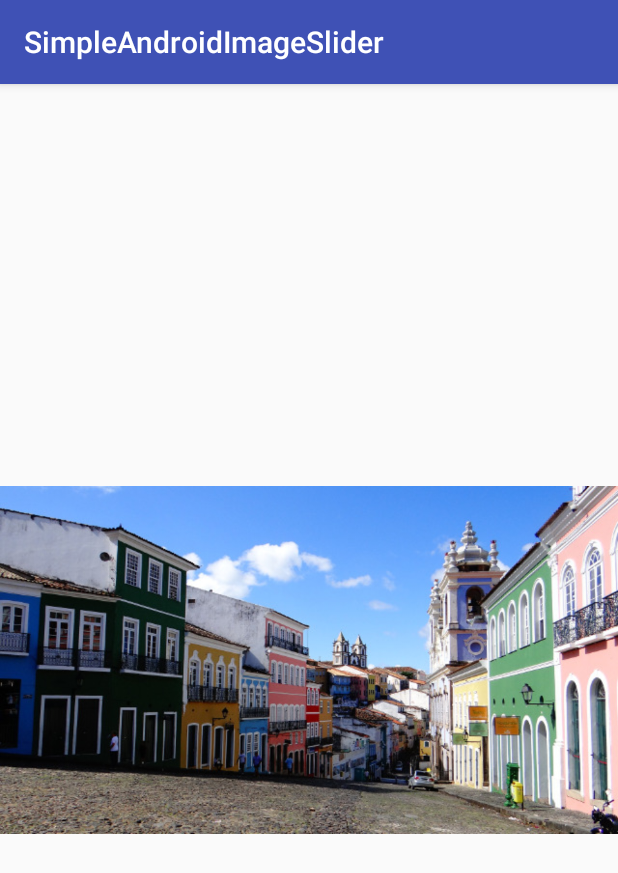
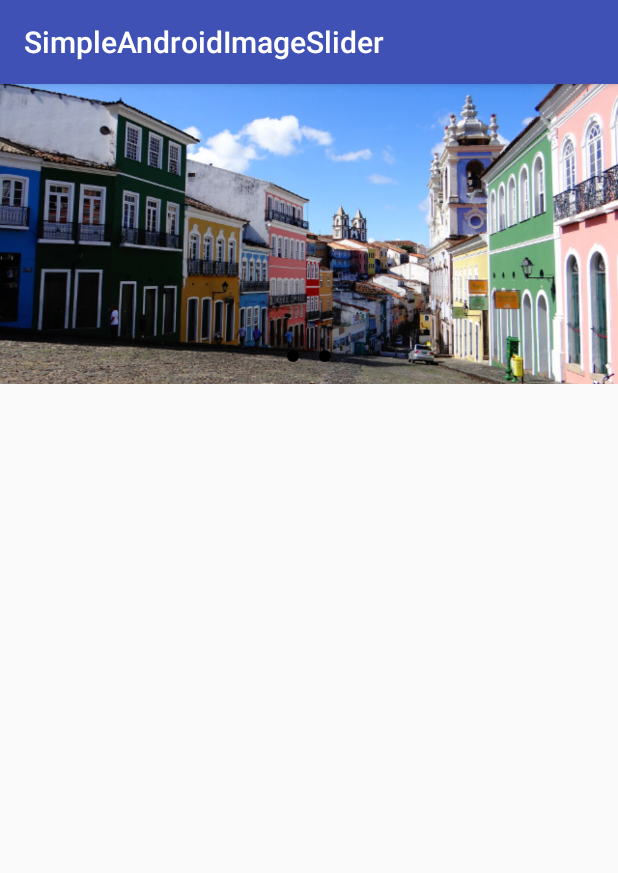
Before and after one commit to bpmsilva/SimpleAndroidImageSlider, an Android app: the screen it shows after launch (MainActivity), on a phone screen of 412 x 824 dp. Shown: the top 873 px of the screen. Run offline under Robolectric (Android 15) with nearby library versions, the phone set to English and light mode, and no system bars.

Commit message:
Add the circular indicators of the image slider

```diff
--- a/app/src/main/java/com/andarilhogeek/simpleandroidimageslider/MainActivity.java
+++ b/app/src/main/java/com/andarilhogeek/simpleandroidimageslider/MainActivity.java
@@ -3,6 +3,9 @@ package com.andarilhogeek.simpleandroidimageslider;
 import android.support.v4.view.ViewPager;
 import android.support.v7.app.AppCompatActivity;
 import android.os.Bundle;
+import android.widget.ImageView;
+import android.widget.LinearLayout;
+import android.widget.LinearLayout.LayoutParams;
 
 public class MainActivity extends AppCompatActivity {
 
@@ -15,5 +18,28 @@ public class MainActivity extends AppCompatActivity {
         int[] imageResourceIds = {R.drawable.image1, R.drawable.image2};
         ViewPagerAdapter myViewPagerAdapter = new ViewPagerAdapter(this, imageResourceIds);
         imageSliderViewPager.setAdapter(myViewPagerAdapter);
+
+        addIndicatorCircles(imageResourceIds.length);
     }
+
+    private void addIndicatorCircles(int numberIndicators) {
+        // get reference to the LinearLayout that will hold the indicators
+        LinearLayout circularIndicatorsLayout = (LinearLayout) findViewById(R.id.circular_indicators_layout);
+
+        // create the layout params
+        LayoutParams layoutParams = new LayoutParams(LayoutParams.WRAP_CONTENT, LayoutParams.WRAP_CONTENT);
+        // TODO: convert the arguments from pixels to dips
+        layoutParams.setMargins(10, 10, 10, 10);
+
+        for (int i = 0; i < numberIndicators; i++) {
+            // create image view and set its resource and params
+            ImageView imageView = new ImageView(this);
+            imageView.setImageResource(R.drawable.ic_circle);
+            imageView.setLayoutParams(layoutParams);
+
+            // add the ImageView to the linear layout
+            circularIndicatorsLayout.addView(imageView);
+        }
+    }
+
 }
--- /dev/null
+++ b/app/src/main/res/drawable/ic_circle.xml
@@ -0,0 +1,12 @@
+<?xml version="1.0" encoding="utf-8"?>
+<shape
+    xmlns:android="http://schemas.android.com/apk/res/android"
+    android:shape="oval">
+
+    <solid
+        android:color="#FF000000"/>
+
+    <size
+        android:width="8dp"
+        android:height="8dp"/>
+</shape>
--- a/app/src/main/res/layout/activity_main.xml
+++ b/app/src/main/res/layout/activity_main.xml
@@ -1,14 +1,29 @@
 <?xml version="1.0" encoding="utf-8"?>
 <LinearLayout xmlns:android="http://schemas.android.com/apk/res/android"
-    xmlns:app="http://schemas.android.com/apk/res-auto"
     xmlns:tools="http://schemas.android.com/tools"
     android:layout_width="match_parent"
     android:layout_height="match_parent"
+    android:orientation="vertical"
     tools:context="com.andarilhogeek.simpleandroidimageslider.MainActivity">
 
-    <android.support.v4.view.ViewPager
-        android:id="@+id/image_slider_view_pager"
+    <RelativeLayout
         android:layout_width="match_parent"
-        android:layout_height="match_parent"/>
+        android:layout_height="200dp">
+
+        <android.support.v4.view.ViewPager
+            android:id="@+id/image_slider_view_pager"
+            android:layout_width="match_parent"
+            android:layout_height="match_parent"/>
+
+        <LinearLayout
+            android:id="@+id/circular_indicators_layout"
+            android:orientation="horizontal"
+            android:layout_width="wrap_content"
+            android:layout_height="wrap_content"
+            android:layout_alignParentBottom="true"
+            android:layout_centerHorizontal="true"
+            android:layout_marginBottom="8dp" />
+
+    </RelativeLayout>
 
 </LinearLayout>
--- a/app/src/main/res/layout/view_pager_item.xml
+++ b/app/src/main/res/layout/view_pager_item.xml
@@ -1,11 +1,6 @@
 <?xml version="1.0" encoding="utf-8"?>
-<LinearLayout xmlns:android="http://schemas.android.com/apk/res/android"
-    android:orientation="vertical" android:layout_width="match_parent"
-    android:layout_height="match_parent">
-
-    <ImageView
-        android:id="@+id/item_image_view"
-        android:layout_width="match_parent"
-        android:layout_height="match_parent" />
-
-</LinearLayout>
+<ImageView xmlns:android="http://schemas.android.com/apk/res/android"
+    android:id="@+id/item_image_view"
+    android:layout_width="match_parent"
+    android:layout_height="wrap_content"
+    android:scaleType="centerCrop"/>
```
